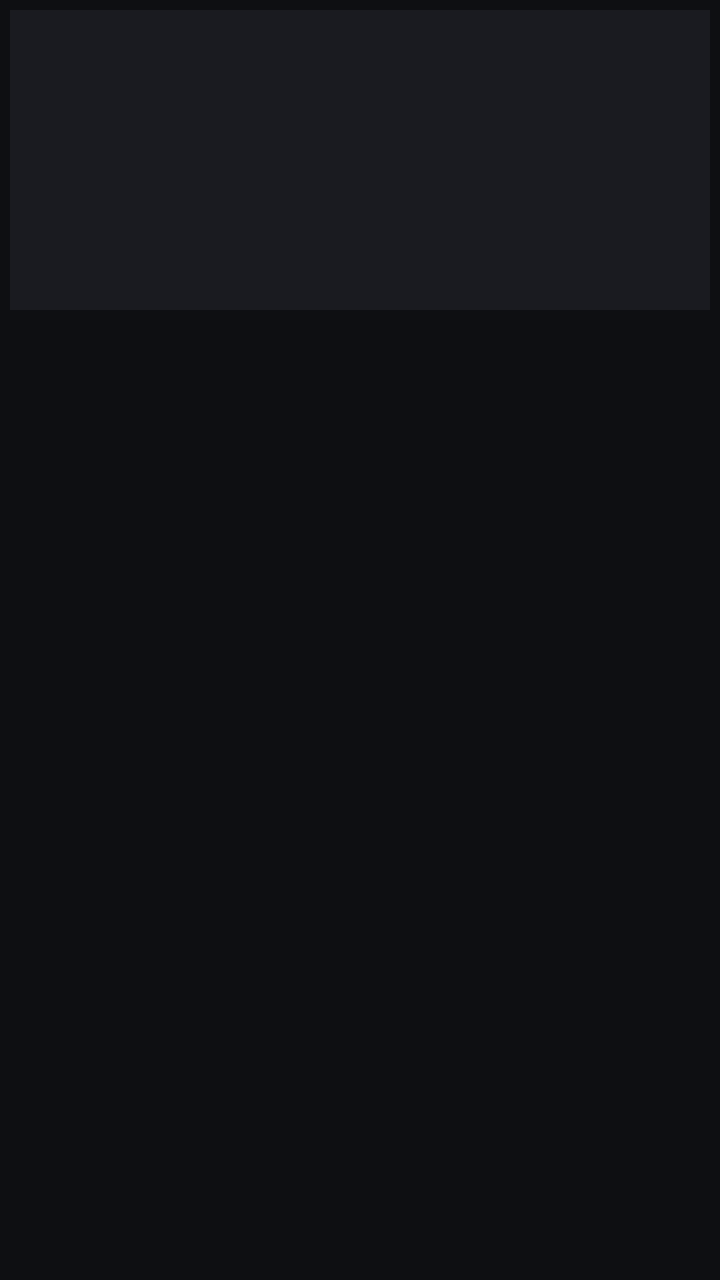
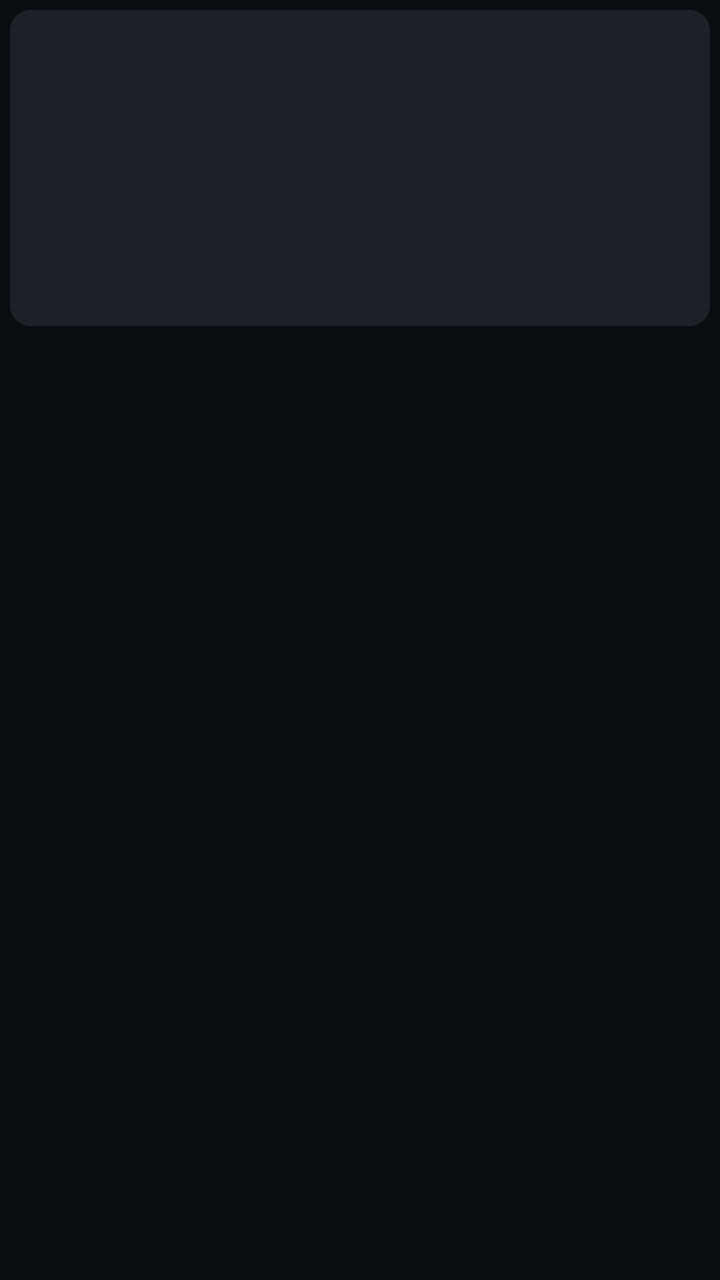

Screens rendered from an Android XML layout before and after an edit, with the pre-edit source and the edit as a unified diff.
<!-- AndroidManifest.xml: application theme Theme.Avtp -->
<!-- res/layout/item_video.xml -->
<?xml version="1.0" encoding="utf-8"?>
<LinearLayout xmlns:android="http://schemas.android.com/apk/res/android"
    android:layout_width="match_parent"
    android:layout_height="wrap_content"
    android:orientation="vertical"
    android:paddingLeft="5dp"
    android:paddingTop="5dp"
    android:paddingRight="5dp"
    android:paddingBottom="12dp">

    <ImageView
        android:id="@+id/cover"
        android:layout_width="match_parent"
        android:layout_height="150dp"
        android:background="#1A1B20"
        android:scaleType="centerCrop"
        android:contentDescription="@null" />

    <TextView
        android:id="@+id/title"
        android:layout_width="match_parent"
        android:layout_height="wrap_content"
        android:layout_marginTop="6dp"
        android:ellipsize="end"
        android:maxLines="2"
        android:minLines="2"
        android:textColor="#EDEDED"
        android:textSize="12sp" />
</LinearLayout>
<!-- resources referenced by this layout -->
<resources>
  <style name="Theme.Avtp" parent="Theme.AppCompat.DayNight.NoActionBar">
          <item name="colorPrimary">@color/accent</item>
          <item name="colorPrimaryDark">#101216</item>
          <item name="colorAccent">@color/accent</item>
          <item name="android:windowBackground">#0E0F12</item>
          <item name="android:statusBarColor">#0E0F12</item>
      </style>
  <color name="accent">#FF4DA3FF</color>
</resources>

<!-- the commit's change to res/layout/item_video.xml (unified diff, before → after) -->
@@ -6,24 +6,26 @@
     android:paddingLeft="5dp"
     android:paddingTop="5dp"
     android:paddingRight="5dp"
-    android:paddingBottom="12dp">
+    android:paddingBottom="14dp">
 
     <ImageView
         android:id="@+id/cover"
         android:layout_width="match_parent"
-        android:layout_height="150dp"
-        android:background="#1A1B20"
-        android:scaleType="centerCrop"
-        android:contentDescription="@null" />
+        android:layout_height="158dp"
+        android:background="@drawable/bg_cover"
+        android:clipToOutline="true"
+        android:contentDescription="@null"
+        android:scaleType="centerCrop" />
 
     <TextView
         android:id="@+id/title"
         android:layout_width="match_parent"
         android:layout_height="wrap_content"
-        android:layout_marginTop="6dp"
+        android:layout_marginTop="7dp"
         android:ellipsize="end"
+        android:lineSpacingExtra="2dp"
         android:maxLines="2"
         android:minLines="2"
-        android:textColor="#EDEDED"
+        android:textColor="#FFDADEE4"
         android:textSize="12sp" />
 </LinearLayout>
<!-- resource entries referenced after the edit -->
@@ -1,12 +1,25 @@
 <!-- resources referenced by this layout -->
 <resources>
+  <!-- drawable bg_cover (drawable) -->
+  <?xml version="1.0" encoding="utf-8"?>
+  <shape xmlns:android="http://schemas.android.com/apk/res/android" android:shape="rectangle">
+      <solid android:color="@color/surface2" />
+      <corners android:radius="10dp" />
+  </shape>
   <style name="Theme.Avtp" parent="Theme.AppCompat.DayNight.NoActionBar">
           <item name="colorPrimary">@color/accent</item>
-          <item name="colorPrimaryDark">#101216</item>
+          <item name="colorPrimaryDark">@color/bg</item>
           <item name="colorAccent">@color/accent</item>
-          <item name="android:windowBackground">#0E0F12</item>
-          <item name="android:statusBarColor">#0E0F12</item>
+          <item name="android:windowBackground">@color/bg</item>
+          <item name="android:statusBarColor">@color/bg</item>
+          <item name="android:navigationBarColor">@color/bg</item>
+          <item name="android:textColorPrimary">@color/text</item>
+          <item name="android:textColorSecondary">@color/text2</item>
       </style>
-  <color name="accent">#FF4DA3FF</color>
+  <color name="surface2">#1D2026</color>
+  <color name="accent">#FF4C9AFF</color>
+  <color name="bg">#0B0C0F</color>
+  <color name="text">#FFF2F3F5</color>
+  <color name="text2">#FF9BA1A9</color>
 </resources>
 
